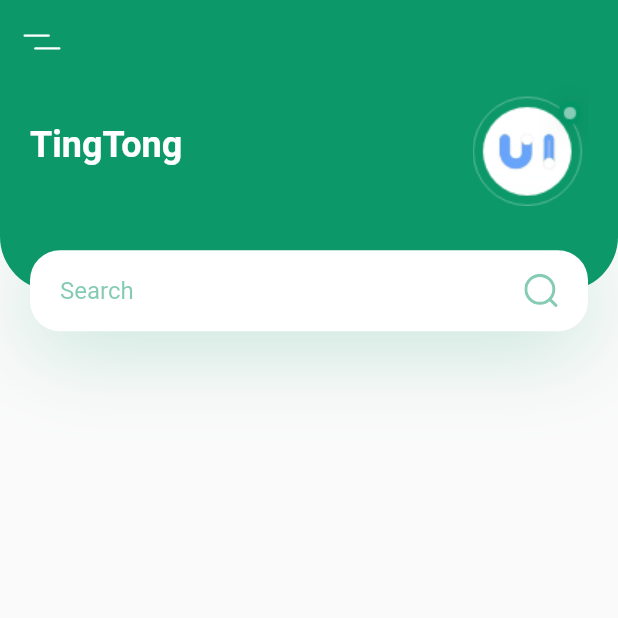
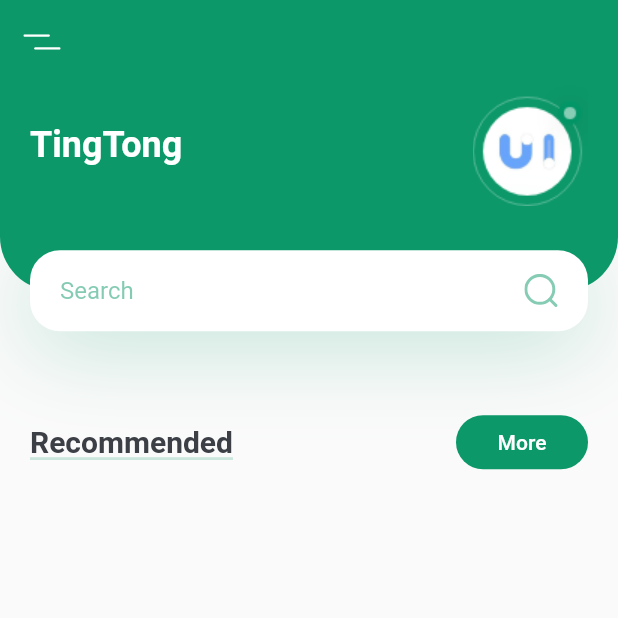
Before and after one commit to holland-hng/plant_app, a Flutter app: the screen it shows after launch, on a phone screen of 412 x 824 dp, the top half of it. Run offline on Flutter 3.47's test engine with Material 2 defaults, Android fonts, the phone set to English and light mode, and no system bars; our stand-ins replace flutter_svg.

Commit message:
create/home/title with button

```diff
--- a/lib/screens/home/components/home_body.dart
+++ b/lib/screens/home/components/home_body.dart
@@ -1,4 +1,6 @@
 import 'package:flutter/material.dart';
+import 'package:plant_app/constants.dart';
+import 'package:plant_app/screens/home/components/title_with_button.dart';
 import 'header_with_searchbox.dart';
 
 class HomeBody extends StatelessWidget {
@@ -9,6 +11,10 @@ class HomeBody extends StatelessWidget {
       child: Column(
         children: <Widget>[
           HeaderWithScreenBox(size: size),
+          TitleWithButton(
+            title: "Recommended",
+            textButton: "More",
+          ),
         ],
       ),
     );
--- /dev/null
+++ b/lib/screens/home/components/title_with_button.dart
@@ -0,0 +1,68 @@
+import 'package:flutter/material.dart';
+import 'package:plant_app/constants.dart';
+
+class TitleWithButton extends StatelessWidget {
+  const TitleWithButton({
+    Key key,
+    this.title,
+    this.textButton,
+    this.press,
+  }) : super(key: key);
+
+  final String title;
+  final String textButton;
+  final Function press;
+
+  @override
+  Widget build(BuildContext context) {
+    return Padding(
+      padding: const EdgeInsets.symmetric(horizontal: kDefaultPadding),
+      child: Row(
+        children: [
+          TitleWithCustomeUnderLine(text: title),
+          Spacer(),
+          FlatButton(
+            shape:
+                RoundedRectangleBorder(borderRadius: BorderRadius.circular(20)),
+            color: kPrimaryColor,
+            onPressed: () {},
+            child: Text(
+              textButton,
+              style: TextStyle(color: Colors.white),
+            ),
+          ),
+        ],
+      ),
+    );
+  }
+}
+
+class TitleWithCustomeUnderLine extends StatelessWidget {
+  const TitleWithCustomeUnderLine({Key key, this.text}) : super(key: key);
+
+  final String text;
+
+  @override
+  Widget build(BuildContext context) {
+    return Container(
+      height: 24,
+      child: Stack(
+        children: <Widget>[
+          Text(
+            text,
+            style: TextStyle(fontSize: 20, fontWeight: FontWeight.bold),
+          ),
+          Positioned(
+            bottom: -5,
+            left: 0,
+            right: 0,
+            child: Container(
+              height: 7,
+              color: kPrimaryColor.withOpacity(0.2),
+            ),
+          )
+        ],
+      ),
+    );
+  }
+}
```
